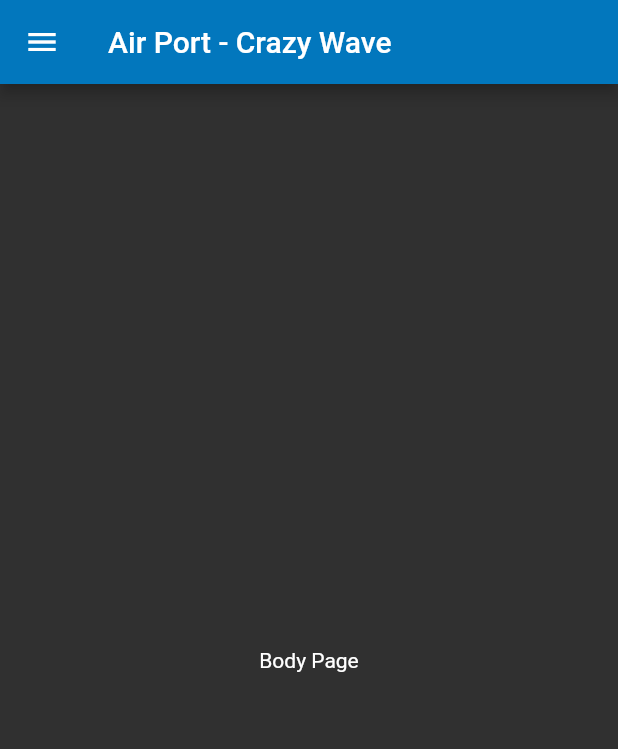
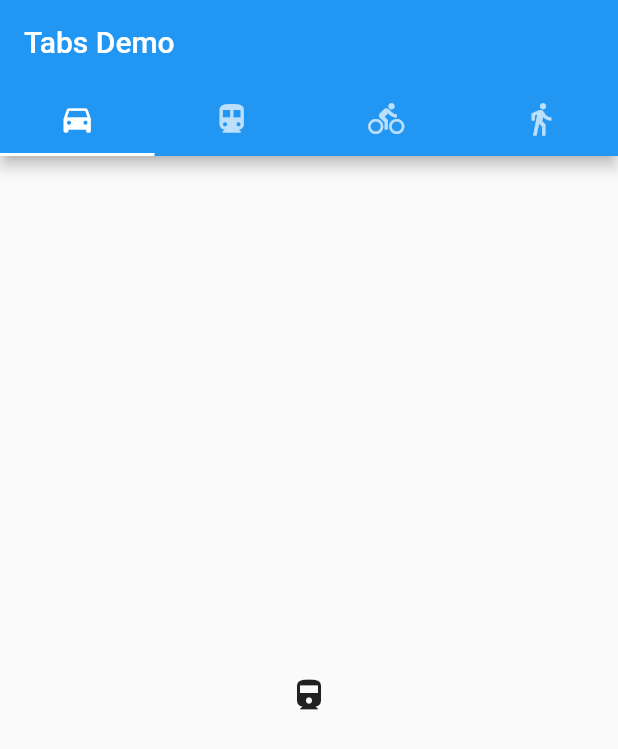
Before and after one commit to gyugie/flutter_animation, a Flutter app: the screen it shows after launch, on a phone screen of 412 x 824 dp. Shown: the top 749 px of the screen. Run offline on Flutter 3.47's test engine with Material 2 defaults, Android fonts, the phone set to English and light mode, and no system bars; Roboto replaces fonts that are missing (Hind, Montserrat).

Commit message:
[desing] work with tabs

```diff
--- a/lib/main.dart
+++ b/lib/main.dart
@@ -1,157 +1,35 @@
-import 'package:flutter/foundation.dart';
 import 'package:flutter/material.dart';
 
+void main() => runApp(TabBarDemo());
 
-void main() => runApp(MyApp());
-
-class MyApp extends StatelessWidget {
-  final appTitle = 'Air Port - Crazy Wave';
-
+class TabBarDemo extends StatelessWidget{
   @override
-  Widget build(BuildContext context) {
+  Widget build(BuildContext context){
     return MaterialApp(
-      title: appTitle,
-      theme: ThemeData(
-        // Define the default brightness and colors.
-        brightness: Brightness.dark,
-        primaryColor: Colors.lightBlue[800],
-        accentColor: Colors.cyan[600],
-
-        // Define the default font family.
-        fontFamily: 'Montserrat',
-
-        //Define the default Texttheme use this specify the default
-        //text styling for deadlines, titles, bodies of text, and more
-
-        textTheme: TextTheme(
-          headline: TextStyle(fontSize: 72.0, fontWeight: FontWeight.bold),
-          title: TextStyle(fontSize: 36.0, fontStyle: FontStyle.italic),
-          body1: TextStyle(fontSize: 14.0, fontFamily: 'Hind'),
+      home: DefaultTabController(
+        length: 4,
+        child: Scaffold(
+          appBar: AppBar(
+            bottom: TabBar(
+              tabs:[
+                Tab(icon: Icon(Icons.directions_car)),
+                Tab(icon: Icon(Icons.directions_transit)),
+                Tab(icon: Icon(Icons.directions_bike)),
+                Tab(icon: Icon(Icons.directions_walk)),
+              ],
+            ),
+            title: Text('Tabs Demo'),
+          ),
+          body: TabBarView(
+            children: [
+              Icon(Icons.directions_railway),
+              Icon(Icons.directions_transit),
+              Icon(Icons.directions_bike),
+              Icon(Icons.directions_walk),
+            ],
           ),
         ),
-      home: MyHome(title: appTitle),
-    );
-  }
-}
-
-class MyHome extends StatelessWidget {
-  final String title;
-
-  MyHome({Key key, this.title}) : super(key : key);
-
-  @override
-  Widget build(BuildContext context) {
-    return Scaffold(
-      appBar: AppBar(
-        title: Text(title),
-      ),
-      body: Center(
-        child: Text('Body Page'),
-      ),
-      drawer: Drawer(
-        child: ListView(
-          //importan : remove any padding from the ListView
-          padding: EdgeInsets.zero,
-          children: <Widget>[
-            new UserAccountsDrawerHeader(
-              accountName: new Text("gyugie"),
-              accountEmail: new Text("mugypleci@gmail.com"),
-              onDetailsPressed: () {},
-            ),
-            ListTile(
-              leading: Icon(Icons.flight_takeoff),
-              title: Text('Arrival'),
-              onTap:(){
-                //Update the state of the app
-                Navigator.push(
-                  context,
-                  MaterialPageRoute(builder: (context) => ArrivalPage() ),
-                );
-              },
-            ),
-            ListTile(
-              leading: Icon(Icons.flight_land),
-              title: Text('SnackBar'),
-              onTap: () {
-                //Update the state of the app
-                //...
-                 Navigator.push(
-                  context,
-                  MaterialPageRoute(builder: (context) => DepaturePage() ),
-                );
-              },
-            ),
-          ],
-        ),
-      ),//add Drawer here in the next step,
-    );
-  }
-}
-
-class ArrivalPage extends StatelessWidget {
-  @override
-  Widget build(BuildContext context) {
-    return Scaffold(
-      appBar: AppBar(
-        title: Text('Arrival Page'),
-        ),
-      body: OrientationBuilder(
-        builder: (context, orientation){
-          return GridView.count(
-            //create a grid with 2 columns in potrait mmode, or 3 column in landscape mode
-            crossAxisCount: orientation == Orientation.portrait ? 2 : 3,
-            // Generate 100 widget that display their index in the list
-            children: List.generate(100, (index){
-              return Center(
-                child: Text(
-                  'Item $index',
-                  style: Theme.of(context).textTheme.headline,
-                  ),
-                );
-            }),
-          );
-        },
       ),
     );
   }
 }
-
-class DepaturePage extends StatelessWidget {
-  @override
-  Widget build(BuildContext context) {
-
-    return MaterialApp(
-      title: 'Depature',
-      home: Scaffold(
-        appBar: AppBar(
-          title: Text('SnackBar Demo'),
-          ),
-          body: SnackBarPage(),
-        ),
-    );
-  }
-}
-
-class SnackBarPage extends StatelessWidget {
-  @override
-  Widget build(BuildContext context) {
-    return Center(
-      child: RaisedButton(
-        onPressed: () {
-          final snackbar = SnackBar(
-            content: Text('Yay A SnackBar'),
-            action: SnackBarAction(
-              label: "Undo",
-              onPressed: () {
-
-              },
-            ),
-          );
-
-          Scaffold.of(context).showSnackBar(snackbar);
-        },
-        child: Text('Show SnackBar'),
-      ),
-    );
-  }
-}
```
